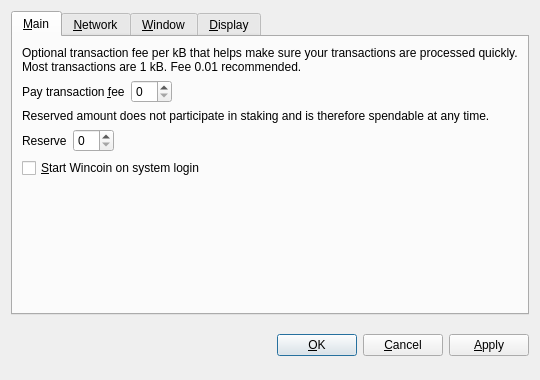
Above: src/qt/forms/optionsdialog.ui from WincoinClassic/wincoinclassic before the change. Below: the same form after it.
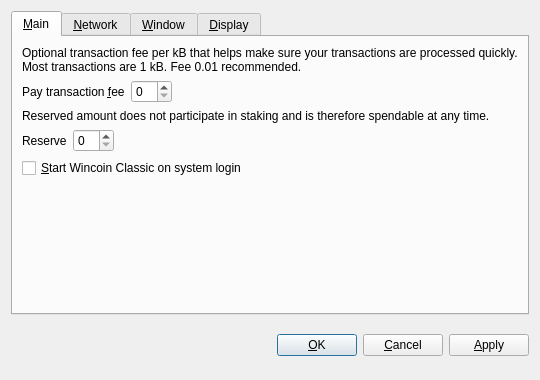
That is the form after the change. Icons and pictures are not drawn. Custom widgets are drawn as their Qt base class.

Commit message: Wincoin Classic

The edit to the form file:
```diff
--- a/src/qt/forms/optionsdialog.ui
+++ b/src/qt/forms/optionsdialog.ui
@@ -131,7 +131,7 @@
           <string>Automatically start Wincoin after logging in to the system.</string>
          </property>
          <property name="text">
-          <string>&amp;Start Wincoin on system login</string>
+          <string>&amp;Start Wincoin Classic on system login</string>
          </property>
         </widget>
        </item>
```
Left out of the diff: 10 changed lines with no effect on the pictures. The commit also changes 115 other files.
